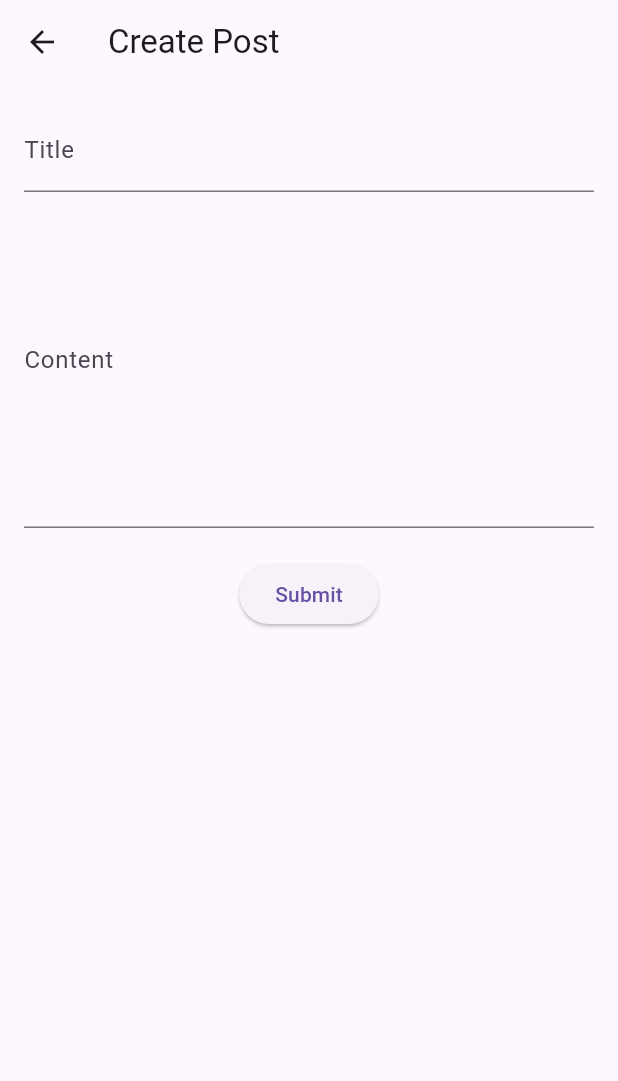
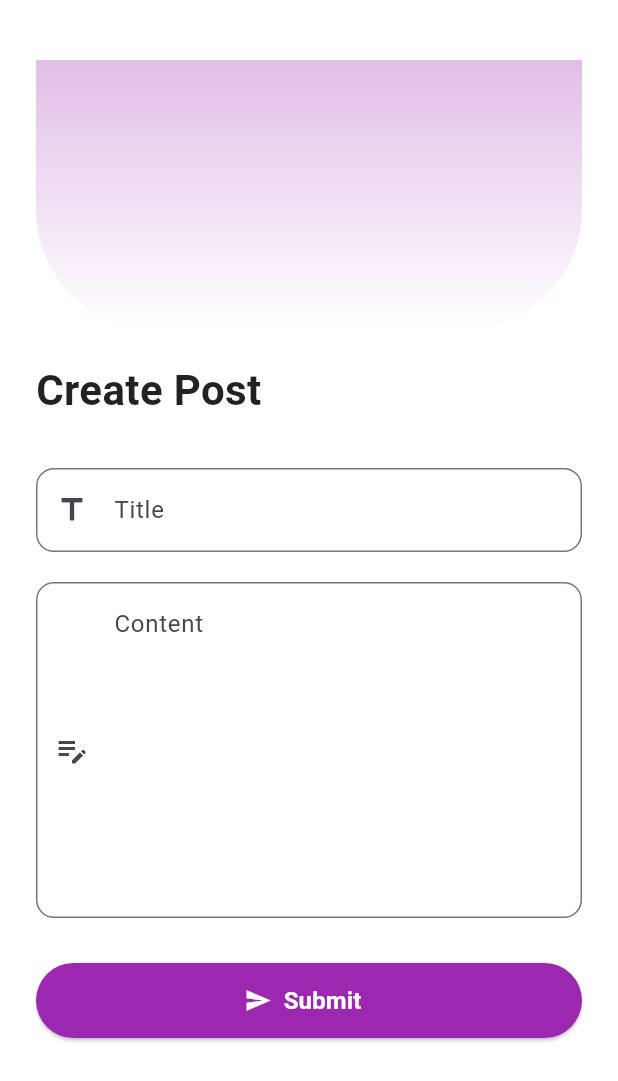
Before and after one commit to ABHINAV-GOPINADH/blog_application, a Flutter app: the CreatePostScreen screen opened by its route, on a phone screen of 412 x 824 dp. Shown: the top 1081 px of the screen. Run offline on Flutter 3.47's test engine with Material 3 defaults, Android fonts, the phone set to English and light mode, and no system bars; our stand-ins replace flutter_secure_storage, google_fonts; accounts and stored records are empty.

```diff
--- a/frontend/lib/api/api_services.dart
+++ b/frontend/lib/api/api_services.dart
@@ -3,7 +3,7 @@ import 'dart:convert';
 import 'package:flutter_secure_storage/flutter_secure_storage.dart';
 
 class ApiService {
-  static const baseUrl = 'http://192.168.1.33:8000/api';
+  static const baseUrl = 'http://192.168.1.38:8000/api';
   static final storage = FlutterSecureStorage();
 
   static Future<String?> getToken() async => await storage.read(key: 'token');
--- a/frontend/lib/screens/create_post_screen.dart
+++ b/frontend/lib/screens/create_post_screen.dart
@@ -1,5 +1,7 @@
 import 'package:flutter/material.dart';
 import '../api/api_services.dart';
+import '../theme/app_colors.dart';
+import '../theme/app_styles.dart' hide AppColors;
 
 class CreatePostScreen extends StatefulWidget {
   @override
@@ -16,7 +18,7 @@ class _CreatePostScreenState extends State<CreatePostScreen> {
       _contentController.text,
     );
     if (success) {
-      Navigator.pop(context, true); // ✅ Return true to indicate post was created
+      Navigator.pop(context, true); // Return success flag
     } else {
       ScaffoldMessenger.of(context).showSnackBar(
         SnackBar(content: Text('Failed to create post')),
@@ -27,26 +29,72 @@ class _CreatePostScreenState extends State<CreatePostScreen> {
   @override
   Widget build(BuildContext context) {
     return Scaffold(
-      appBar: AppBar(title: Text('Create Post')),
-      body: Padding(
-        padding: const EdgeInsets.all(16.0),
+      backgroundColor: Colors.white,
+      body: SingleChildScrollView(
+        child: Padding(
+          padding: const EdgeInsets.symmetric(horizontal: 24.0),
           child: Column(
             children: [
+              const SizedBox(height: 40),
+              Container(
+                height: 180,
+                width: double.infinity,
+                decoration: BoxDecoration(
+                  gradient: LinearGradient(
+                    colors: [Colors.purple.shade100, Colors.white],
+                    begin: Alignment.topCenter,
+                    end: Alignment.bottomCenter,
+                  ),
+                  borderRadius: BorderRadius.vertical(bottom: Radius.circular(80)),
+                ),
+              ),
+              const SizedBox(height: 20),
+              Align(
+                alignment: Alignment.centerLeft,
+                child: Text("Create Post", style: AppTextStyles.heading_login),
+              ),
+              const SizedBox(height: 32),
               TextField(
                 controller: _titleController,
-              decoration: InputDecoration(labelText: 'Title'),
+                decoration: InputDecoration(
+                  hintText: 'Title',
+                  prefixIcon: Icon(Icons.title),
+                  border: OutlineInputBorder(
+                    borderRadius: BorderRadius.circular(12),
                   ),
+                ),
+              ),
+              const SizedBox(height: 20),
               TextField(
                 controller: _contentController,
                 maxLines: 8,
-              decoration: InputDecoration(labelText: 'Content'),
+                decoration: InputDecoration(
+                  hintText: 'Content',
+                  prefixIcon: Icon(Icons.edit_note),
+                  border: OutlineInputBorder(
+                    borderRadius: BorderRadius.circular(12),
                   ),
-            SizedBox(height: 20),
-            ElevatedButton(
+                ),
+              ),
+              const SizedBox(height: 30),
+              SizedBox(
+                width: double.infinity,
+                height: 50,
+                child: ElevatedButton.icon(
                   onPressed: _submitPost,
-              child: Text('Submit'),
-            )
+                  icon: Icon(Icons.send, color: Colors.white),
+                  label: Text("Submit", style: TextStyle(fontSize: 16, fontWeight: FontWeight.bold, color: Colors.white)),
+                  style: ElevatedButton.styleFrom(
+                    backgroundColor: AppColors.primary,
+                    shape: RoundedRectangleBorder(
+                      borderRadius: BorderRadius.circular(30),
+                    ),
+                  ),
+                ),
+              ),
+              const SizedBox(height: 30),
             ],
+          ),
         ),
       ),
     );
```
Also changed, not shown: 7 other files. Lines whose indentation alone changed are shown as unchanged.
